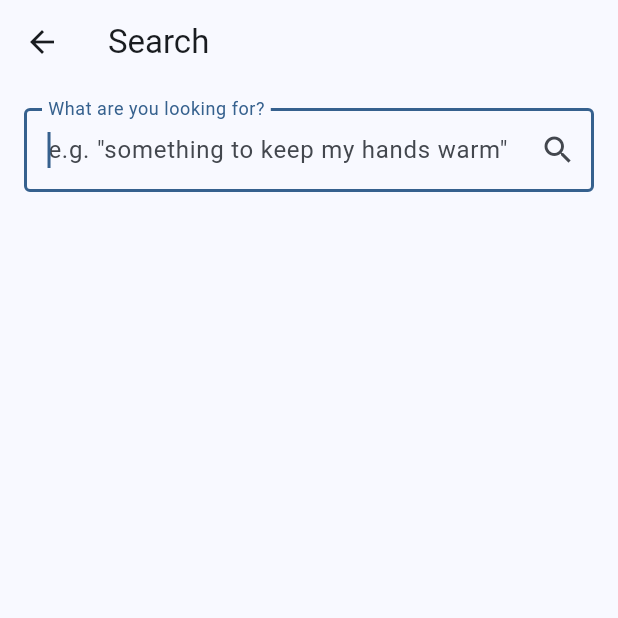
After one commit to Shivani-Radhakrishnan/QuantumBuy--Inclusive-shopping-Platform, a Flutter app: the SearchScreen screen opened by its route, on a phone screen of 412 x 824 dp, the top half of it. The commit adds this screen. Run offline on Flutter 3.47's test engine with Material 3 defaults, Android fonts, the phone set to English and light mode, and no system bars; our stand-ins replace flutter_tts, image_picker, shared_preferences, speech_to_text; accounts and stored records are empty.

Commit message:
Use the ML service in the app, with on-device fallbacks
Search screen (semantic when the service is up, keyword otherwise),
similar items and often-bought-together on product pages, photo
descriptions spoken and used as alt text, and voice ordering through the
model (adds remove, checkout, search, describe and help) with the rule
parser as fallback. The client is off unless ML_URL is set, and every
call falls back on errors or timeouts. 14 new tests (104 in total).

```diff
--- a/lib/app.dart
+++ b/lib/app.dart
@@ -19,9 +19,11 @@ import 'screens/product_detail_screen.dart';
 import 'screens/product_list_screen.dart';
 import 'screens/profile_screen.dart';
 import 'screens/registration_screen.dart';
+import 'screens/search_screen.dart';
 import 'screens/settings_screen.dart';
 import 'screens/splash_screen.dart';
 import 'screens/voice_order_screen.dart';
+import 'services/ml_client.dart';
 import 'services/speaker.dart';
 import 'services/speech_service.dart';
 import 'theme/app_theme.dart';
@@ -33,12 +35,16 @@ class QuantumBuyApp extends StatelessWidget {
     super.key,
     this.speaker,
     this.speech,
+    this.ml,
     this.repository = const ProductRepository(),
     this.initialRoute = Routes.splash,
   });
 
   final Speaker? speaker;
   final SpeechService? speech;
+
+  /// The ML service client; null uses the address from `--dart-define=ML_URL`.
+  final MlClient? ml;
   final ProductRepository repository;
   final String initialRoute;
 
@@ -49,6 +55,7 @@ class QuantumBuyApp extends StatelessWidget {
         Provider<ProductRepository>.value(value: repository),
         Provider<Speaker>(create: (_) => speaker ?? TtsSpeaker()),
         Provider<SpeechService>(create: (_) => speech ?? PlatformSpeechService()),
+        Provider<MlClient>(create: (_) => ml ?? MlClient()),
         ChangeNotifierProvider(create: (_) => CartModel()),
         ChangeNotifierProvider(create: (_) => UserModel()),
         ChangeNotifierProvider(create: (_) => SettingsModel()),
@@ -93,6 +100,8 @@ class QuantumBuyApp extends StatelessWidget {
         if (args is Order) page = OrderConfirmationScreen(order: args);
       case Routes.profile:
         page = const ProfileScreen();
+      case Routes.search:
+        page = SearchScreen(initialQuery: args is String ? args : '');
       case Routes.voiceOrder:
         page = const VoiceOrderScreen();
       case Routes.settings:
--- a/lib/routes.dart
+++ b/lib/routes.dart
@@ -11,6 +11,7 @@ abstract final class Routes {
   static const checkout = '/checkout';
   static const orderConfirmation = '/orderConfirmation';
   static const profile = '/profile';
+  static const search = '/search';
   static const voiceOrder = '/voiceOrder';
   static const settings = '/settings';
   static const impairmentSurvey = '/impairment';
--- a/lib/screens/home_screen.dart
+++ b/lib/screens/home_screen.dart
@@ -76,7 +76,13 @@ class HomeScreen extends StatelessWidget {
                         ),
                       ),
                     ),
-                    const SizedBox(height: 160),
+                    const SizedBox(height: 120),
+                    _HomeButton(
+                      icon: Icons.search,
+                      label: 'Search',
+                      onPressed: () => Navigator.pushNamed(context, Routes.search),
+                    ),
+                    const SizedBox(height: 20),
                     _HomeButton(
                       icon: Icons.category,
                       label: 'Categories',
--- /dev/null
+++ b/lib/screens/search_screen.dart
@@ -0,0 +1,121 @@
+import 'package:flutter/material.dart';
+import 'package:provider/provider.dart';
+
+import '../data/product_catalog.dart';
+import '../models/product.dart';
+import '../routes.dart';
+import '../services/local_search.dart';
+import '../services/ml_client.dart';
+import '../services/speaker.dart';
+import '../widgets/product_image.dart';
+import '../widgets/voice_shortcut_button.dart';
+
+/// Search by meaning ("something to keep my hands warm") through the ML
+/// service, or by keyword on the device when the service is unavailable.
+class SearchScreen extends StatefulWidget {
+  const SearchScreen({super.key, this.initialQuery = ''});
+
+  final String initialQuery;
+
+  @override
+  State<SearchScreen> createState() => _SearchScreenState();
+}
+
+class _SearchScreenState extends State<SearchScreen> {
+  late final TextEditingController _controller = TextEditingController(text: widget.initialQuery);
+  List<Product>? _results;
+  bool _smart = false;
+  bool _busy = false;
+  String _searched = '';
+
+  @override
+  void initState() {
+    super.initState();
+    if (widget.initialQuery.trim().isNotEmpty) {
+      WidgetsBinding.instance.addPostFrameCallback((_) => _search(widget.initialQuery));
+    }
+  }
+
+  @override
+  void dispose() {
+    _controller.dispose();
+    super.dispose();
+  }
+
+  Future<void> _search(String query) async {
+    final q = query.trim();
+    if (q.isEmpty) return;
+    final repo = context.read<ProductRepository>();
+    final ml = context.read<MlClient>();
+    setState(() => _busy = true);
+    final ids = await ml.search(q);
+    if (!mounted) return;
+    final smart = ids != null;
+    final results = smart
+        ? [for (final id in ids) if (repo.byId(id) case final p?) p]
+        : localSearch(q, repo.allProducts);
+    setState(() {
+      _busy = false;
+      _smart = smart;
+      _searched = q;
+      _results = results;
+    });
+  }
+
+  @override
+  Widget build(BuildContext context) {
+    final theme = Theme.of(context);
+    final results = _results;
+    return Scaffold(
+      appBar: AppBar(title: const Text('Search')),
+      floatingActionButton: const VoiceShortcutButton(),
+      body: ListView(
+        padding: const EdgeInsets.fromLTRB(16, 16, 16, 88),
+        children: [
+          TextField(
+            key: const Key('searchField'),
+            controller: _controller,
+            autofocus: widget.initialQuery.isEmpty,
+            textInputAction: TextInputAction.search,
+            onSubmitted: _search,
+            decoration: InputDecoration(
+              labelText: 'What are you looking for?',
+              hintText: 'e.g. "something to keep my hands warm"',
+              border: const OutlineInputBorder(),
+              suffixIcon: IconButton(
+                tooltip: 'Search',
+                icon: const Icon(Icons.search),
+                onPressed: () => _search(_controller.text),
+              ),
+            ),
+          ),
+          const SizedBox(height: 12),
+          if (_busy) const LinearProgressIndicator(),
+          if (results != null) ...[
+            Semantics(
+              liveRegion: true,
+              child: Text(
+                results.isEmpty
+                    ? 'No products found for "$_searched".'
+                    : '${results.length} ${results.length == 1 ? 'result' : 'results'} for "$_searched"'
+                        '${_smart ? '' : ' (keyword search; smart search is unavailable)'}',
+                key: const Key('searchSummary'),
+                style: theme.textTheme.titleMedium,
+              ),
+            ),
+            const SizedBox(height: 8),
+            for (final product in results)
+              Card(
+                child: ListTile(
+                  leading: ProductImage(product: product, size: 56),
+                  title: Text(product.name),
+                  subtitle: Text(formatPrice(product.price)),
+                  onTap: () => Navigator.pushNamed(context, Routes.productDetail, arguments: product),
+                ),
+              ),
+          ],
+        ],
+      ),
+    );
+  }
+}
--- /dev/null
+++ b/lib/services/ml_client.dart
@@ -0,0 +1,87 @@
+import 'dart:async';
+import 'dart:convert';
+
+import 'package:http/http.dart' as http;
+
+/// What the ML service understood from a voice command.
+class VoiceIntent {
+  const VoiceIntent({
+    required this.intent,
+    required this.confidence,
+    this.productId,
+    this.quantity = 1,
+    this.category,
+    this.query = '',
+  });
+
+  factory VoiceIntent.fromJson(Map<String, dynamic> json) => VoiceIntent(
+        intent: json['intent'] as String,
+        confidence: (json['confidence'] as num).toDouble(),
+        productId: (json['product_id'] as num?)?.toInt(),
+        quantity: (json['quantity'] as num?)?.toInt() ?? 1,
+        category: json['category'] as String?,
+        query: json['query'] as String? ?? '',
+      );
+
+  /// add, remove, open_category, open_cart, checkout, search, describe or help.
+  final String intent;
+  final double confidence;
+  final int? productId;
+  final int quantity;
+  final String? category;
+  final String query;
+}
+
+/// Client for the QuantumBuy ML service (ml/ in this repo): semantic search,
+/// recommendations and voice-command understanding.
+///
+/// Every call returns null when the service is not configured, unreachable,
+/// slow or returns an error, and callers fall back to the on-device features.
+/// The address comes from `--dart-define=ML_URL=http://host:8080`; without it
+/// the client is disabled and the app works exactly as before.
+class MlClient {
+  MlClient({String? baseUrl, http.Client? client, this.timeout = const Duration(seconds: 3)})
+      : baseUrl = (baseUrl ?? const String.fromEnvironment('ML_URL')).replaceAll(RegExp(r'/+$'), ''),
+        _injected = client;
+
+  final String baseUrl;
+  final Duration timeout;
+  final http.Client? _injected;
+  late final http.Client _client = _injected ?? http.Client(); // created only when first used
+
+  bool get enabled => baseUrl.isNotEmpty;
+
+  Future<Object?> _send(Future<http.Response> Function(Uri uri) request, String path,
+      [Map<String, String>? query]) async {
+    if (!enabled) return null;
+    try {
+      final uri = Uri.parse('$baseUrl$path').replace(queryParameters: query);
+      final response = await request(uri).timeout(timeout);
+      if (response.statusCode != 200) return null;
+      return jsonDecode(utf8.decode(response.bodyBytes));
+    } catch (_) {
+      return null; // offline, timeout, bad JSON: use the fallback
+    }
+  }
+
+  List<int>? _ids(Object? body) =>
+      body is List ? [for (final item in body) ((item as Map)['id'] as num).toInt()] : null;
+
+  /// Product ids, best match first.
+  Future<List<int>?> search(String query, {int limit = 10}) async =>
+      _ids(await _send(_client.get, '/search', {'q': query, 'k': '$limit'}));
+
+  Future<List<int>?> similar(int productId, {int limit = 5}) async =>
+      _ids(await _send(_client.get, '/products/$productId/similar', {'k': '$limit'}));
+
+  Future<List<int>?> boughtTogether(int productId, {int limit = 5}) async =>
+      _ids(await _send(_client.get, '/products/$productId/bought-together', {'k': '$limit'}));
+
+  Future<VoiceIntent?> parseVoice(String text) async {
+    final body = await _send(
+      (uri) => _client.post(uri, headers: {'Content-Type': 'application/json'}, body: jsonEncode({'text': text})),
+      '/voice/parse',
+    );
+    return body is Map<String, dynamic> ? VoiceIntent.fromJson(body) : null;
+  }
+}
--- a/pubspec.yaml
+++ b/pubspec.yaml
@@ -11,6 +11,7 @@ dependencies:
   flutter:
     sdk: flutter
   provider: ^6.0.0
+  http: ^1.2.2
   image_picker: ^1.1.2
   shared_preferences: ^2.0.6
   crypto: ^3.0.3
```
Also changed, not shown: lib/data/photo_descriptions.dart (added, +99 -0 lines), lib/screens/product_detail_screen.dart (+32 -0 lines), lib/screens/voice_order_screen.dart (+82 -11 lines), lib/services/local_search.dart (added, +40 -0 lines), lib/widgets/product_image.dart (+10 -3 lines), lib/widgets/recommendation_strip.dart (added, +75 -0 lines), pubspec.lock, 5 other files.
